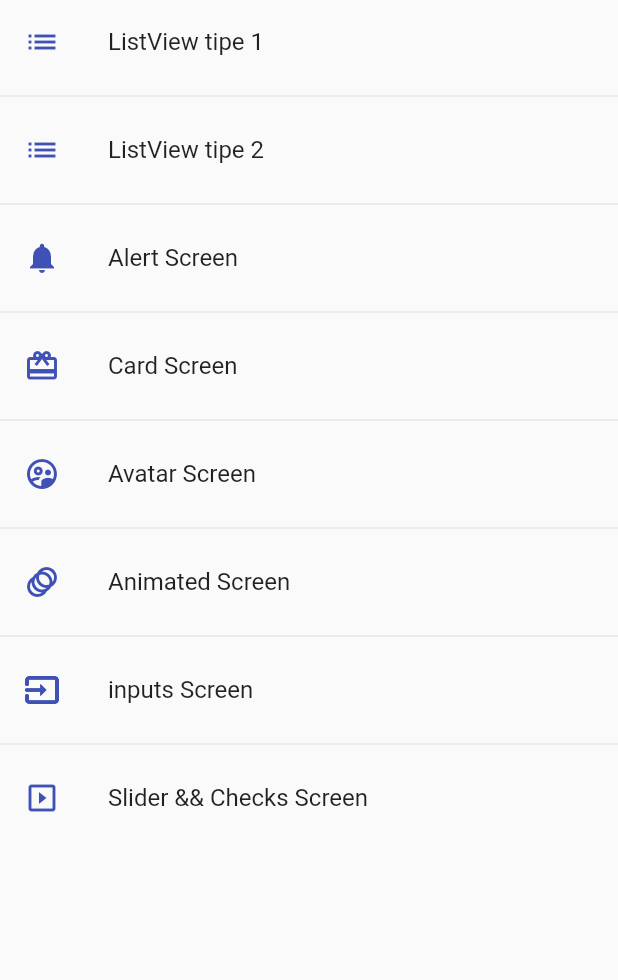
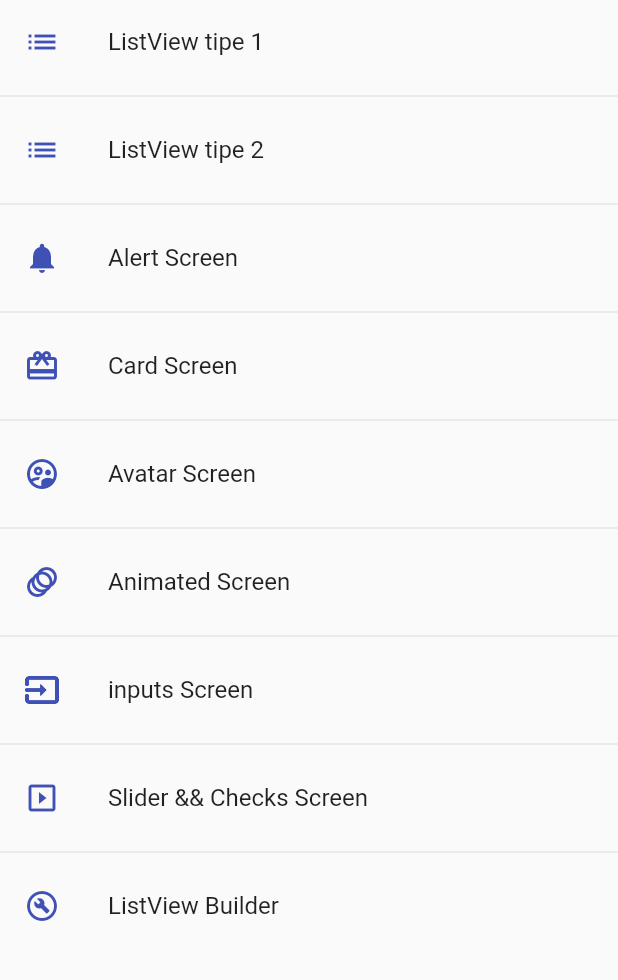
Before and after one commit to YaelGF/FlutterComponents, a Flutter app: the screen it shows after launch, on a phone screen of 412 x 824 dp, the part 84-1064 px from its top. Run offline on Flutter 3.47's test engine with Material 2 defaults, Android fonts, the phone set to English and light mode, and no system bars.

Commit message:
Listview Builder

```diff
--- a/lib/router/app_routes.dart
+++ b/lib/router/app_routes.dart
@@ -5,7 +5,7 @@ import '../screens/screens.dart';
 class AppRoutes {
   static const initialRoute = "/home";
 
-  static  final menuOption = <MenuOption>[
+  static final menuOption = <MenuOption>[
     /*MenuOption(
       route: "/home",
       icon: Icons.home,
@@ -40,30 +40,30 @@ class AppRoutes {
         route: "/avatar",
         icon: Icons.supervised_user_circle_outlined,
         name: "Avatar Screen",
-      screen: const AvatarScreen()
-    ),
+        screen: const AvatarScreen()),
     MenuOption(
         route: "/animated",
         icon: Icons.animation,
         name: "Animated Screen",
-      screen: const AnimatedScreen()
-    ),
+        screen: const AnimatedScreen()),
     MenuOption(
         route: "/inpunts",
         icon: Icons.input_outlined,
         name: "inputs Screen",
-      screen: const InputsScreen()
-    ),
+        screen: const InputsScreen()),
     MenuOption(
         route: "/slider",
         icon: Icons.slideshow_outlined,
         name: "Slider && Checks Screen",
-      screen: const SliderScreen()
-    ),
+        screen: const SliderScreen()),
+    MenuOption(
+        route: "/builder",
+        icon: Icons.build_circle_outlined,
+        name: "ListView Builder",
+        screen: const ListViewBuilderScreen()),
   ];
 
   static Map<String, Widget Function(BuildContext)> getAppRoutes() {
-
     Map<String, Widget Function(BuildContext)> appRoutes = {};
     appRoutes.addAll({initialRoute: (_) => const HomeScreen()});
 
@@ -83,8 +83,6 @@ class AppRoutes {
   };*/
 
   static Route<dynamic> onGenerateRoute(RouteSettings settings) {
-    return MaterialPageRoute(
-      builder: (_) => const AlertScreen()
-    );
+    return MaterialPageRoute(builder: (_) => const AlertScreen());
   }
 }
--- a/lib/screens/screens.dart
+++ b/lib/screens/screens.dart
@@ -1,9 +1,10 @@
-export 'package:flutter_components/screens/slider_screen.dart';
-export 'package:flutter_components/screens/inputs_screen.dart';
+export 'package:flutter_components/screens/alert_screen.dart';
 export 'package:flutter_components/screens/animated_screen.dart';
-export 'package:flutter_components/screens/alert_screen.dart';
 export 'package:flutter_components/screens/avatar_screen.dart';
 export 'package:flutter_components/screens/card_screen.dart';
 export 'package:flutter_components/screens/home_screen.dart';
+export 'package:flutter_components/screens/inputs_screen.dart';
+export 'package:flutter_components/screens/listview_builder_screen.dart';
+export 'package:flutter_components/screens/listview_screen.dart';
 export 'package:flutter_components/screens/listview2_screen.dart';
-export 'package:flutter_components/screens/listview_screen.dart';
+export 'package:flutter_components/screens/slider_screen.dart';
--- a/lib/screens/slider_screen.dart
+++ b/lib/screens/slider_screen.dart
@@ -60,7 +60,7 @@ class _SliderScreenState extends State<SliderScreen> {
               activeColor: AppTheme.primaryColor,
               value: _sliderValue,
               onChanged: (value) {
-                _sliderValue = value ?? true;
+                _sliderValue = value;
                 setState(() {});
               },
               title: const Text('Switch List Tile'),
```
Also changed, not shown: lib/screens/listview_builder_screen.dart (added, +29 -0 lines). Lines whose indentation alone changed are shown as unchanged.
